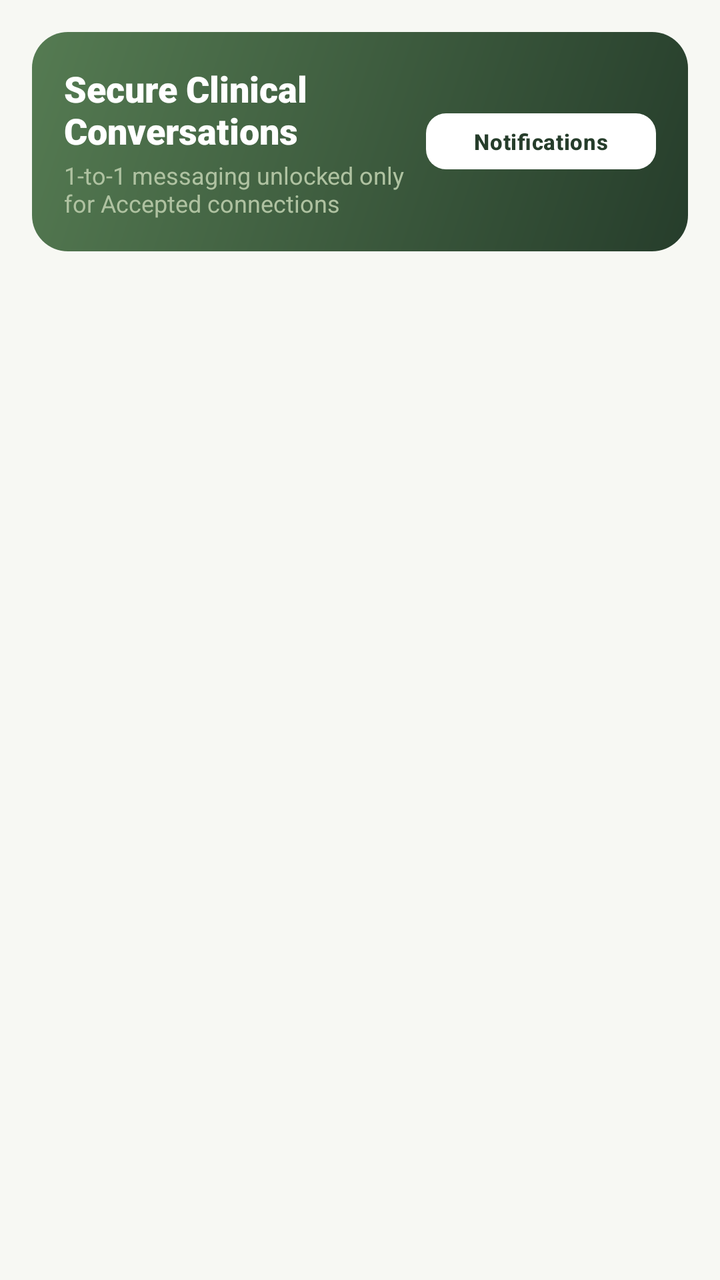
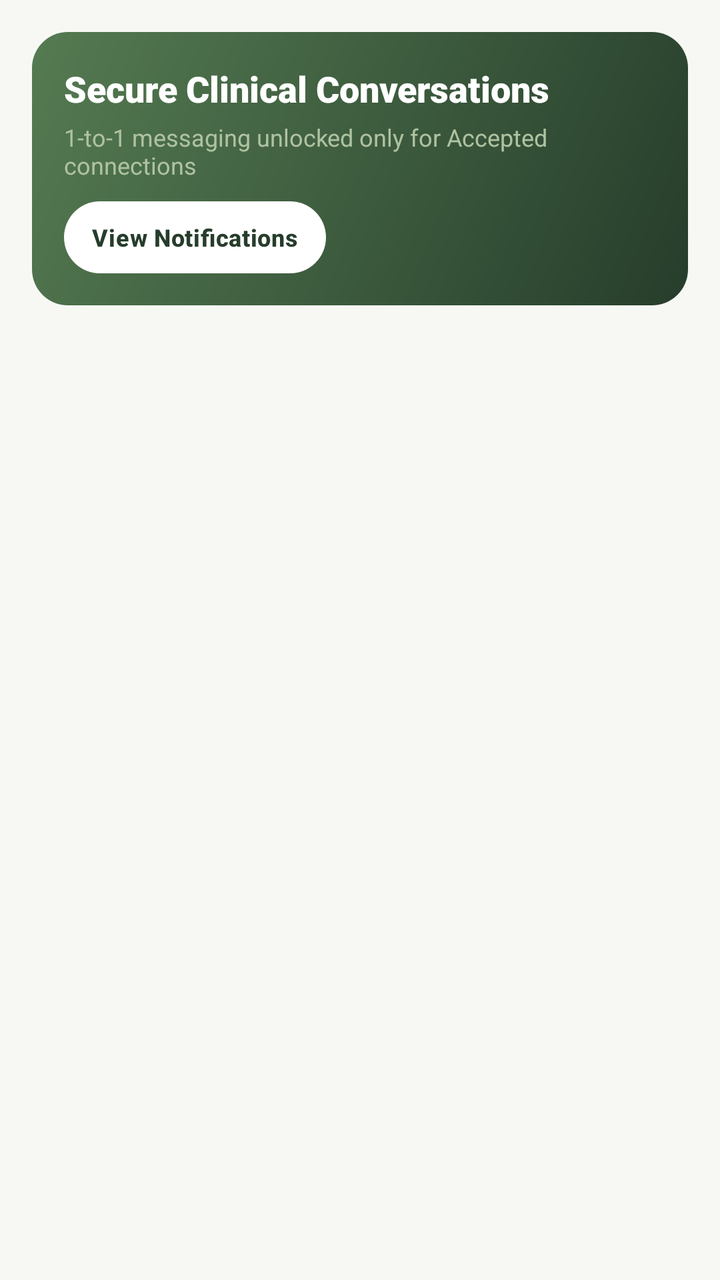

Before-and-after screenshots of an Android layout around one commit, followed by the original layout XML and the change that was made.
<!-- AndroidManifest.xml: application theme Theme.AROHI -->
<!-- res/layout/fragment_conversations_list.xml -->
<?xml version="1.0" encoding="utf-8"?>
<LinearLayout xmlns:android="http://schemas.android.com/apk/res/android"
    xmlns:app="http://schemas.android.com/apk/res-auto"
    android:layout_width="match_parent"
    android:layout_height="match_parent"
    android:background="@color/arohi_soft_ivory"
    android:orientation="vertical"
    android:padding="16dp">

    
    <LinearLayout
        android:layout_width="match_parent"
        android:layout_height="wrap_content"
        android:background="@drawable/bg_hero_card"
        android:orientation="vertical"
        android:padding="16dp">

        <LinearLayout
            android:layout_width="match_parent"
            android:layout_height="wrap_content"
            android:gravity="center_vertical"
            android:orientation="horizontal">

            <LinearLayout
                android:layout_width="0dp"
                android:layout_height="wrap_content"
                android:layout_weight="1"
                android:orientation="vertical">

                <TextView
                    android:layout_width="wrap_content"
                    android:layout_height="wrap_content"
                    android:fontFamily="sans-serif-black"
                    android:text="Secure Clinical Conversations"
                    android:textColor="@color/arohi_pure_white"
                    android:textSize="18sp" />

                <TextView
                    android:id="@+id/tvConversationsSubtitle"
                    android:layout_width="wrap_content"
                    android:layout_height="wrap_content"
                    android:layout_marginTop="2dp"
                    android:fontFamily="sans-serif"
                    android:text="1-to-1 messaging unlocked only for Accepted connections"
                    android:textColor="@color/arohi_mint_tint"
                    android:textSize="12sp" />
            </LinearLayout>

            <com.google.android.material.button.MaterialButton
                android:id="@+id/btnViewNotifications"
                style="@style/Widget.Material3.Button.TonalButton"
                android:layout_width="wrap_content"
                android:layout_height="36dp"
                android:text="Notifications"
                android:textAllCaps="false"
                android:textColor="@color/arohi_forest_primary"
                android:textSize="11sp"
                app:backgroundTint="@color/arohi_pure_white"
                app:cornerRadius="10dp" />
        </LinearLayout>
    </LinearLayout>

    <TextView
        android:id="@+id/tvEmptyConversations"
        android:layout_width="match_parent"
        android:layout_height="wrap_content"
        android:layout_marginTop="16dp"
        android:background="@drawable/bg_card_elevated"
        android:fontFamily="sans-serif"
        android:gravity="center"
        android:padding="24dp"
        android:text="No active conversations yet. Conversations appear automatically once a consultation request is Accepted."
        android:textColor="@color/arohi_slate_muted"
        android:textSize="13sp"
        android:visibility="gone" />

    <androidx.recyclerview.widget.RecyclerView
        android:id="@+id/rvConversations"
        android:layout_width="match_parent"
        android:layout_height="0dp"
        android:layout_marginTop="12dp"
        android:layout_weight="1" />

</LinearLayout>
<!-- resources referenced by this layout -->
<resources>
  <style name="Theme.AROHI" parent="Theme.Material3.Light.NoActionBar">
          
          <item name="colorPrimary">@color/primary_moss_green</item>
          <item name="colorOnPrimary">@color/white</item>
          <item name="colorPrimaryContainer">@color/pale_mint</item>
          <item name="colorOnPrimaryContainer">@color/deep_forest_green</item>
  
          <item name="colorSecondary">@color/secondary_sage</item>
          <item name="colorOnSecondary">@color/white</item>
          <item name="colorSecondaryContainer">@color/soft_sage</item>
          <item name="colorOnSecondaryContainer">@color/deep_forest_green</item>
  
          <item name="colorTertiary">@color/deep_forest_green</item>
          <item name="colorOnTertiary">@color/white</item>
  
          <item name="colorError">@color/status_emergency</item>
          <item name="colorOnError">@color/white</item>
          <item name="colorErrorContainer">@color/status_emergency_bg</item>
          <item name="colorOnErrorContainer">@color/status_emergency</item>
  
          
          <item name="android:windowBackground">@color/warm_ivory</item>
          <item name="android:colorBackground">@color/warm_ivory</item>
          <item name="colorSurface">@color/surface_card</item>
          <item name="colorOnSurface">@color/text_primary</item>
          <item name="colorSurfaceVariant">@color/pale_mint</item>
          <item name="colorOnSurfaceVariant">@color/text_secondary</item>
          <item name="colorOutline">@color/border_stroke</item>
  
          
          <item name="android:statusBarColor">@color/deep_forest_green</item>
          <item name="android:navigationBarColor">@color/warm_ivory</item>
          <item name="android:windowLightStatusBar">false</item>
  
          
          <item name="materialButtonStyle">@style/Widget.AROHI.Button.Primary</item>
          <item name="textInputStyle">@style/Widget.AROHI.TextInputLayout</item>
          <item name="materialCardViewStyle">@style/Widget.AROHI.Card</item>
      </style>
  <!-- unchanged entries left out for length: 28 -->
</resources>

<!-- the commit's change to res/layout/fragment_conversations_list.xml (unified diff, before → after) -->
@@ -15,48 +15,46 @@
         android:orientation="vertical"
         android:padding="16dp">
 
+        <TextView
+            android:layout_width="match_parent"
+            android:layout_height="wrap_content"
+            android:fontFamily="sans-serif-black"
+            android:text="Secure Clinical Conversations"
+            android:textColor="@color/arohi_pure_white"
+            android:textSize="18sp" />
+
+        <TextView
+            android:id="@+id/tvConversationsSubtitle"
+            android:layout_width="match_parent"
+            android:layout_height="wrap_content"
+            android:layout_marginTop="4dp"
+            android:fontFamily="sans-serif"
+            android:text="1-to-1 messaging unlocked only for Accepted connections"
+            android:textColor="@color/arohi_mint_tint"
+            android:textSize="12sp" />
+
         <LinearLayout
             android:layout_width="match_parent"
             android:layout_height="wrap_content"
-            android:gravity="center_vertical"
+            android:layout_marginTop="10dp"
+            android:gravity="start|center_vertical"
             android:orientation="horizontal">
-
-            <LinearLayout
-                android:layout_width="0dp"
-                android:layout_height="wrap_content"
-                android:layout_weight="1"
-                android:orientation="vertical">
-
-                <TextView
-                    android:layout_width="wrap_content"
-                    android:layout_height="wrap_content"
-                    android:fontFamily="sans-serif-black"
-                    android:text="Secure Clinical Conversations"
-                    android:textColor="@color/arohi_pure_white"
-                    android:textSize="18sp" />
-
-                <TextView
-                    android:id="@+id/tvConversationsSubtitle"
-                    android:layout_width="wrap_content"
-                    android:layout_height="wrap_content"
-                    android:layout_marginTop="2dp"
-                    android:fontFamily="sans-serif"
-                    android:text="1-to-1 messaging unlocked only for Accepted connections"
-                    android:textColor="@color/arohi_mint_tint"
-                    android:textSize="12sp" />
-            </LinearLayout>
 
             <com.google.android.material.button.MaterialButton
                 android:id="@+id/btnViewNotifications"
                 style="@style/Widget.Material3.Button.TonalButton"
                 android:layout_width="wrap_content"
                 android:layout_height="36dp"
-                android:text="Notifications"
+                android:insetTop="0dp"
+                android:insetBottom="0dp"
+                android:paddingHorizontal="14dp"
+                android:text="View Notifications"
                 android:textAllCaps="false"
                 android:textColor="@color/arohi_forest_primary"
-                android:textSize="11sp"
+                android:textSize="12sp"
+                android:textStyle="bold"
                 app:backgroundTint="@color/arohi_pure_white"
-                app:cornerRadius="10dp" />
+                app:cornerRadius="18dp" />
         </LinearLayout>
     </LinearLayout>
 
<!-- resource entries referenced after the edit -->
@@ -38,6 +38,39 @@
           <item name="materialButtonStyle">@style/Widget.AROHI.Button.Primary</item>
           <item name="textInputStyle">@style/Widget.AROHI.TextInputLayout</item>
           <item name="materialCardViewStyle">@style/Widget.AROHI.Card</item>
+          <item name="materialAlertDialogTheme">@style/ThemeOverlay.AROHI.MaterialAlertDialog</item>
+          <item name="alertDialogTheme">@style/ThemeOverlay.AROHI.MaterialAlertDialog</item>
+      </style>
+  <style name="ThemeOverlay.AROHI.MaterialAlertDialog" parent="ThemeOverlay.Material3.MaterialAlertDialog">
+          <item name="buttonBarPositiveButtonStyle">@style/Widget.AROHI.Dialog.Button.Positive</item>
+          <item name="buttonBarNegativeButtonStyle">@style/Widget.AROHI.Dialog.Button.Negative</item>
+          <item name="buttonBarNeutralButtonStyle">@style/Widget.AROHI.Dialog.Button.Negative</item>
+          <item name="shapeAppearanceOverlay">@style/ShapeAppearance.AROHI.Dialog</item>
+      </style>
+  <style name="Widget.AROHI.Dialog.Button.Positive" parent="Widget.Material3.Button">
+          <item name="android:textColor">@color/white</item>
+          <item name="android:textSize">13sp</item>
+          <item name="android:textStyle">bold</item>
+          <item name="android:minHeight">38dp</item>
+          <item name="android:insetTop">0dp</item>
+          <item name="android:insetBottom">0dp</item>
+          <item name="backgroundTint">@color/primary_moss_green</item>
+          <item name="cornerRadius">19dp</item>
+      </style>
+  <style name="Widget.AROHI.Dialog.Button.Negative" parent="Widget.Material3.Button.OutlinedButton">
+          <item name="android:textColor">@color/deep_forest_green</item>
+          <item name="android:textSize">13sp</item>
+          <item name="android:textStyle">bold</item>
+          <item name="android:minHeight">38dp</item>
+          <item name="android:insetTop">0dp</item>
+          <item name="android:insetBottom">0dp</item>
+          <item name="backgroundTint">@color/surface_card</item>
+          <item name="strokeColor">@color/border_stroke</item>
+          <item name="strokeWidth">1dp</item>
+          <item name="cornerRadius">19dp</item>
+      </style>
+  <style name="ShapeAppearance.AROHI.Dialog" parent="ShapeAppearance.Material3.Corner.Medium">
+          <item name="cornerSize">16dp</item>
       </style>
   <!-- unchanged entries left out for length: 28 -->
 </resources>
